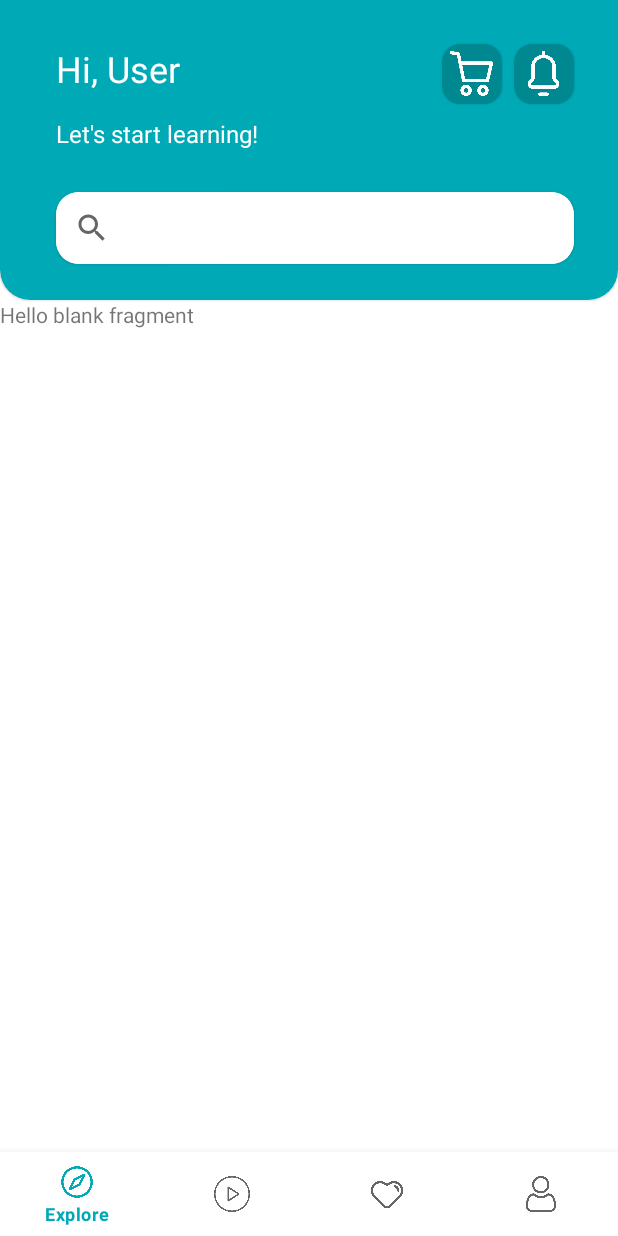
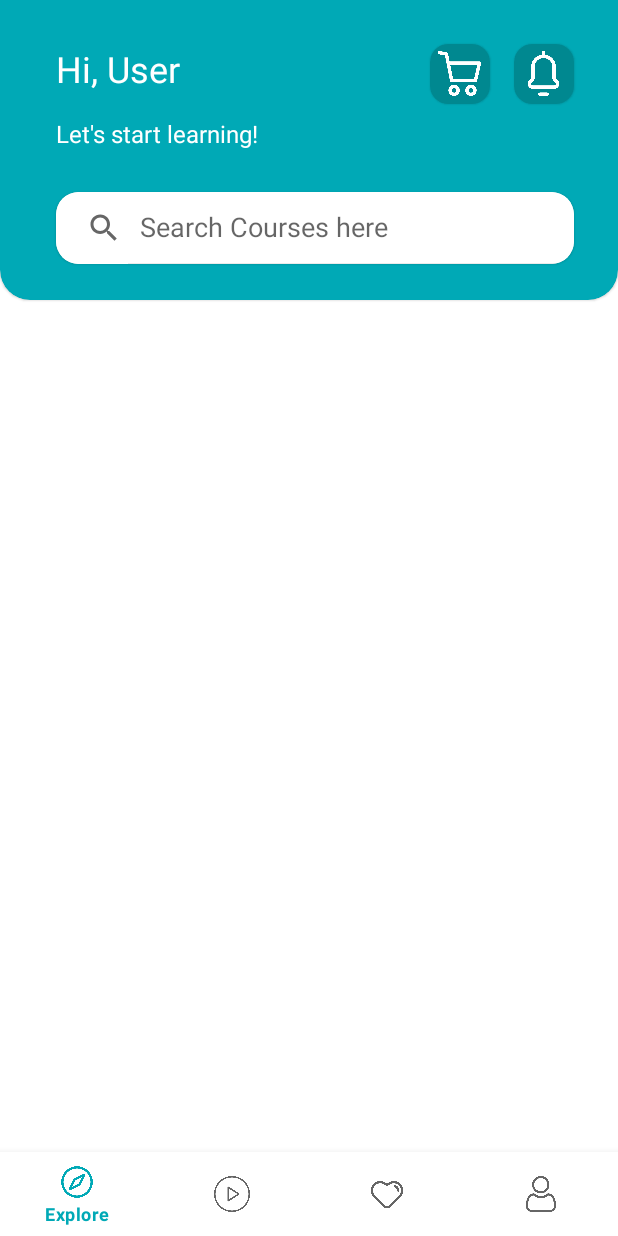
Before and after one commit to yamlakyam/FunLearn, an Android app: the screen it shows after launch (HomeActivity), on a phone screen of 412 x 824 dp. Run offline under Robolectric (Android 15) with nearby library versions, the phone set to English and light mode, and no system bars.

Commit message:
query hint worked after adding a aline of code

```diff
--- a/app/src/main/res/layout/fragment_explore.xml
+++ b/app/src/main/res/layout/fragment_explore.xml
@@ -1,14 +1,7 @@
 <?xml version="1.0" encoding="utf-8"?>
-<FrameLayout xmlns:android="http://schemas.android.com/apk/res/android"
+<androidx.constraintlayout.widget.ConstraintLayout xmlns:android="http://schemas.android.com/apk/res/android"
+    xmlns:app="http://schemas.android.com/apk/res-auto"
     xmlns:tools="http://schemas.android.com/tools"
     android:layout_width="match_parent"
     android:layout_height="match_parent"
-    tools:context=".ExploreFragment">
-
-    <!-- TODO: Update blank fragment layout -->
-    <TextView
-        android:layout_width="match_parent"
-        android:layout_height="match_parent"
-        android:text="@string/hello_blank_fragment" />
-
-</FrameLayout>
+    tools:context=".ExploreFragment"/>
--- a/app/src/main/res/layout/fragment_home.xml
+++ b/app/src/main/res/layout/fragment_home.xml
@@ -56,23 +56,23 @@
                 app:layout_constraintTop_toBottomOf="@+id/textView15">
 
                 <androidx.appcompat.widget.SearchView
-                    style="@style/CustomserachViewStyle"
                     android:layout_width="match_parent"
                     android:layout_height="wrap_content"
                     android:background="#FFFFFF"
                     app:layout_constraintEnd_toEndOf="parent"
                     app:layout_constraintStart_toStartOf="@+id/textView15"
-                    app:layout_constraintTop_toBottomOf="@+id/textView15" />
+                    app:layout_constraintTop_toBottomOf="@+id/textView15"
+                    app:queryHint="Search Courses here"
+                    app:iconifiedByDefault="false"/>
 
             </com.google.android.material.card.MaterialCardView>
-
 
 
             <com.google.android.material.card.MaterialCardView
                 android:id="@+id/materialCardView"
                 android:layout_width="40dp"
                 android:layout_height="40dp"
-                android:layout_marginEnd="8dp"
+                android:layout_marginEnd="16dp"
                 app:cardBackgroundColor="#008890"
                 app:cardCornerRadius="12dp"
                 app:layout_constraintEnd_toStartOf="@+id/materialCardView2"
```
